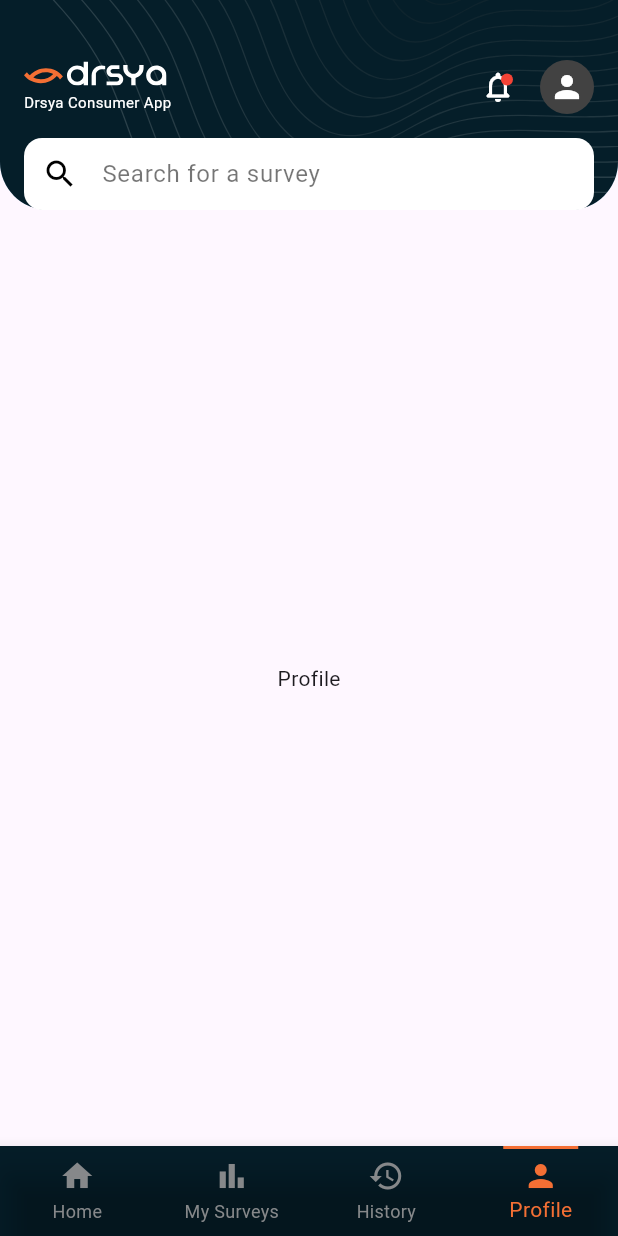
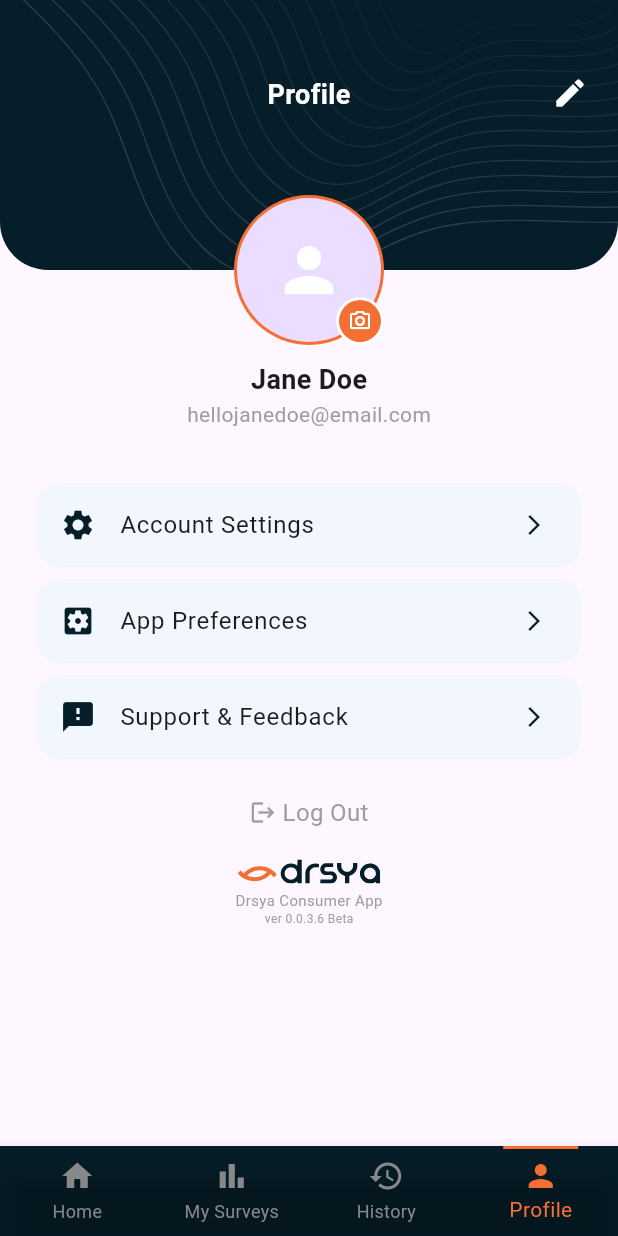
Before and after one commit to qt-dpatel/drsya_mobile_app, a Flutter app: the screen it shows after launch, item 4 of the bottom bar chosen, on a phone screen of 412 x 824 dp. Run offline on Flutter 3.47's test engine with Material 3 defaults, Android fonts, the phone set to English and light mode, and no system bars; our stand-ins replace flutter_feather_icons, flutter_svg.

Commit message:
profile screen

```diff
--- a/lib/common_widgets/app_bar.dart
+++ b/lib/common_widgets/app_bar.dart
@@ -1,4 +1,4 @@
-import 'package:drsya_mobile_app/common_widgets/footer.dart';
+import 'package:drsya_mobile_app/home_page.dart';
 import 'package:flutter/material.dart';
 import 'package:flutter/services.dart';
 import 'package:flutter_svg/flutter_svg.dart';
@@ -191,7 +191,7 @@ class _CustomAppBarScreenState extends State<CustomAppBarScreen> {
 
           // Scrollable Content
           Expanded(
-            child: BottomNavBarScreen(
+            child: HomePage(
               scrollController: _scrollController,
             ),
           ),
--- a/lib/common_widgets/footer.dart
+++ b/lib/common_widgets/footer.dart
@@ -1,9 +1,9 @@
-import 'package:drsya_mobile_app/home_page.dart';
+import 'package:drsya_mobile_app/common_widgets/app_bar.dart';
+import 'package:drsya_mobile_app/profile.dart';
 import 'package:flutter/material.dart';
 
 class BottomNavBarScreen extends StatefulWidget {
-  final ScrollController scrollController;
-  const BottomNavBarScreen({super.key, required this.scrollController});
+  const BottomNavBarScreen({super.key});
   @override
   State<BottomNavBarScreen> createState() => _BottomNavBarScreenState();
 }
@@ -17,19 +17,17 @@ class _BottomNavBarScreenState extends State<BottomNavBarScreen> {
   void initState() {
     super.initState();
     _pages = [
-      HomePage(
-        scrollController: widget.scrollController,
-      ),
+      CustomAppBarScreen(),
       // Scrollable Content
       ListView.builder(
-        controller: widget.scrollController,
+        controller: ScrollController(),
         itemCount: 80,
         itemBuilder: (context, index) => ListTile(
           title: Text('Survey Item $index'),
         ),
       ),
       Center(child: Text('History')),
-      Center(child: Text('Profile')),
+      ProfilePage(),
     ];
   }
 
--- a/lib/main.dart
+++ b/lib/main.dart
@@ -1,4 +1,4 @@
-import 'package:drsya_mobile_app/common_widgets/app_bar.dart';
+import 'package:drsya_mobile_app/common_widgets/footer.dart';
 import 'package:flutter/material.dart';
 
 void main() {
@@ -17,7 +17,7 @@ class MyApp extends StatelessWidget {
         colorScheme: ColorScheme.fromSeed(seedColor: Colors.deepPurple),
         useMaterial3: true,
       ),
-      home: CustomAppBarScreen(),
+      home: BottomNavBarScreen(),
     );
   }
 }
--- /dev/null
+++ b/lib/profile.dart
@@ -0,0 +1,180 @@
+import 'package:flutter/material.dart';
+import 'package:flutter_svg/flutter_svg.dart';
+
+class ProfilePage extends StatelessWidget {
+  const ProfilePage({super.key});
+
+  @override
+  Widget build(BuildContext context) {
+    return Scaffold(
+      body: SingleChildScrollView(
+        child: IntrinsicHeight(
+          child: Column(
+            children: [
+              // Wrap in a Container to ensure full width
+              Stack(
+                clipBehavior: Clip.none, // Allows avatar to overflow
+                alignment: Alignment.center,
+                children: [
+                  // Background Container to ensure full width
+                  SizedBox(
+                    width: double.infinity, // Ensures full width
+                    height: 180, // Adjust based on design
+                    child: ClipRRect(
+                      borderRadius: BorderRadius.vertical(
+                        bottom: Radius.circular(32),
+                      ),
+                      child: SvgPicture.asset(
+                        'assets/drysa_background.svg', // Replace with actual asset
+                        fit: BoxFit
+                            .cover, // Ensures it covers the entire container
+                        width: double.infinity, // Ensures full width
+                      ),
+                    ),
+                  ),
+
+                  // Profile Title & Edit Icon
+                  Positioned(
+                    top: 50,
+                    child: const Text(
+                      "Profile",
+                      style: TextStyle(
+                        fontSize: 18,
+                        fontWeight: FontWeight.bold,
+                        color: Colors.white,
+                      ),
+                    ),
+                  ),
+                  Positioned(
+                    top: 50,
+                    right: 20,
+                    child: const Icon(Icons.edit, color: Colors.white),
+                  ),
+
+                  // Profile Image Positioned at the Bottom Center of the Background
+                  Positioned(
+                    bottom: -50, // Moves it down to overlap the background
+                    child: Stack(
+                      alignment: Alignment.bottomRight,
+                      children: [
+                        CircleAvatar(
+                          radius: 50,
+                          backgroundColor: Color.fromRGBO(243, 111, 52, 1),
+                          child: CircleAvatar(
+                            radius: 48,
+                            child: Icon(
+                              Icons.person,
+                              color: Colors.white,
+                              size: 48,
+                            ), // Replace with actual image
+                          ),
+                        ),
+                        CircleAvatar(
+                          radius: 16,
+                          backgroundColor: Colors.white,
+                          child: CircleAvatar(
+                            radius: 14,
+                            backgroundColor: Color.fromRGBO(243, 111, 52, 1),
+                            child: Icon(Icons.camera_alt_outlined,
+                                color: Colors.white, size: 16),
+                          ),
+                        ),
+                      ],
+                    ),
+                  ),
+                ],
+              ),
+
+              const SizedBox(height: 60), // Adjusted spacing
+
+              // Profile Info
+              const Text(
+                "Jane Doe",
+                style: TextStyle(fontSize: 18, fontWeight: FontWeight.bold),
+              ),
+              const Text(
+                "hellojanedoe@email.com",
+                style: TextStyle(fontSize: 14, color: Colors.grey),
+              ),
+              const SizedBox(height: 32),
+
+              // Settings List
+              _buildSettingsTile(Icons.settings, "Account Settings"),
+              _buildSettingsTile(
+                  Icons.settings_applications, "App Preferences"),
+              _buildSettingsTile(Icons.feedback, "Support & Feedback"),
+
+              // Log Out Button
+              Padding(
+                padding: const EdgeInsets.symmetric(vertical: 20),
+                child: Row(
+                  spacing: 4,
+                  mainAxisAlignment: MainAxisAlignment.center,
+                  children: [
+                    Icon(
+                      Icons.logout,
+                      color: Colors.grey,
+                      size: 18,
+                    ),
+                    Text(
+                      "Log Out",
+                      style: TextStyle(
+                        fontSize: 16,
+                        color: Colors.grey,
+                      ),
+                    ),
+                  ],
+                ),
+              ),
+              // App Version & Branding
+              const Spacer(),
+              Column(
+                children: [
+                  SvgPicture.asset(
+                    'assets/drysa_darklogo.svg', // Replace with actual logo
+                    height: 16,
+                  ),
+                  const SizedBox(height: 4),
+                  const Text(
+                    "Drsya Consumer App",
+                    style: TextStyle(fontSize: 10, color: Colors.grey),
+                  ),
+                  const Text(
+                    "ver 0.0.3.6 Beta",
+                    style: TextStyle(fontSize: 8, color: Colors.grey),
+                  ),
+                  const SizedBox(height: 20),
+                ],
+              ),
+            ],
+          ),
+        ),
+      ),
+    );
+  }
+
+  Widget _buildSettingsTile(IconData icon, String title) {
+    return Padding(
+      padding: const EdgeInsets.symmetric(horizontal: 20),
+      child: Card(
+        color: Color.fromRGBO(242, 246, 253, 1),
+        shape: RoundedRectangleBorder(borderRadius: BorderRadius.circular(16)),
+        elevation: 0,
+        child: ListTile(
+          leading: Icon(
+            icon,
+            color: Color.fromRGBO(5, 30, 41, 1),
+            size: 24,
+          ),
+          title: Text(
+            title,
+            style: TextStyle(fontSize: 16, fontWeight: FontWeight.normal),
+          ),
+          trailing: Icon(Icons.arrow_forward_ios,
+              size: 16, color: Color.fromRGBO(5, 30, 41, 1)),
+          onTap: () {},
+        ),
+      ),
+    );
+  }
+}
```
Also changed, not shown: assets/drysa_darklogo.svg (added).
